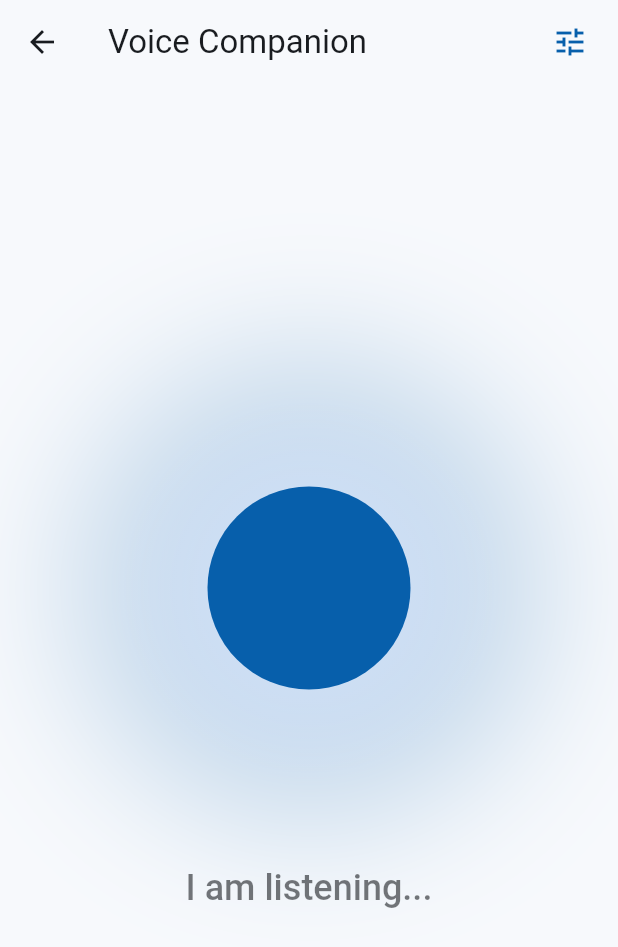
After one commit to ZayyadMusa/SoulmateAI, a Flutter app: the ActiveSessionScreen screen opened directly, after a tap on the "mic none" icon, on a phone screen of 412 x 824 dp. The commit adds this screen. Shown: the top 947 px of the screen. Run offline on Flutter 3.47's test engine with Material 3 defaults, Android fonts, the phone set to English and light mode, and no system bars; our stand-ins replace flutter_hooks, google_fonts, hive, hive_flutter, hooks_riverpod, riverpod_annotation; accounts and stored records are empty; generated files the repository leaves out were written again.

Commit message:
feat(voice_mode): add UI screens and navigation

```diff
--- /dev/null
+++ b/app/lib/features/voice_mode/presentation/screens/active_session_screen.dart
@@ -0,0 +1,80 @@
+import 'package:flutter/material.dart';
+import 'package:hooks_riverpod/hooks_riverpod.dart';
+import '../controllers/voice_session_controller.dart';
+import '../widgets/pulsing_avatar.dart';
+import 'voice_settings_screen.dart';
+
+class ActiveSessionScreen extends HookConsumerWidget {
+  const ActiveSessionScreen({super.key});
+
+  @override
+  Widget build(BuildContext context, WidgetRef ref) {
+    final sessionState = ref.watch(voiceSessionControllerProvider);
+    final theme = Theme.of(context);
+
+    String statusText;
+    switch (sessionState) {
+      case SessionState.idle:
+        statusText = 'Tap to talk';
+        break;
+      case SessionState.listening:
+        statusText = 'I am listening...';
+        break;
+      case SessionState.processing:
+        statusText = 'Thinking...';
+        break;
+      case SessionState.speaking:
+        statusText = 'Aura is speaking...';
+        break;
+    }
+
+    return Scaffold(
+      appBar: AppBar(
+        title: const Text('Voice Companion'),
+        backgroundColor: Colors.transparent,
+        elevation: 0,
+        centerTitle: false,
+        actions: [
+          IconButton(
+            icon: Icon(Icons.tune, color: theme.colorScheme.primary),
+            onPressed: () {
+              Navigator.of(context).push(
+                MaterialPageRoute(builder: (_) => const VoiceSettingsScreen()),
+              );
+            },
+          ),
+          const SizedBox(width: 8),
+        ],
+      ),
+      body: Center(
+        child: Column(
+          mainAxisAlignment: MainAxisAlignment.center,
+          children: [
+            GestureDetector(
+              onTap: () {
+                if (sessionState == SessionState.idle) {
+                  ref.read(voiceSessionControllerProvider.notifier).startListening();
+                } else {
+                  ref.read(voiceSessionControllerProvider.notifier).stop();
+                }
+              },
+              child: PulsingAvatar(sessionState: sessionState),
+            ),
+            const SizedBox(height: 64),
+            AnimatedSwitcher(
+              duration: const Duration(milliseconds: 300),
+              child: Text(
+                statusText,
+                key: ValueKey(statusText),
+                style: theme.textTheme.headlineSmall?.copyWith(
+                  color: theme.colorScheme.onSurface.withOpacity(0.6),
+                  fontWeight: FontWeight.w500,
+                ),
+              ),
+            ),
+          ],
+        ),
+      ),
+    );
+  }
+}
--- a/app/lib/main.dart
+++ b/app/lib/main.dart
@@ -5,6 +5,7 @@ import 'core/theme/app_theme.dart';
 import 'core/local_storage/local_storage_service.dart';
 import 'features/daily_reflection/presentation/screens/daily_reflection_screen.dart';
 import 'features/memory_jar/presentation/screens/memory_jar_screen.dart';
+import 'features/voice_mode/presentation/screens/active_session_screen.dart';
 
 void main() async {
   WidgetsFlutterBinding.ensureInitialized();
@@ -27,6 +28,7 @@ class HolisticLifeCompanionApp extends HookWidget {
     final screens = [
       const DailyReflectionScreen(),
       const MemoryJarScreen(),
+      const ActiveSessionScreen(),
     ];
 
     return MaterialApp(
@@ -40,6 +42,7 @@ class HolisticLifeCompanionApp extends HookWidget {
           destinations: const [
             NavigationDestination(icon: Icon(Icons.wb_sunny_outlined), label: 'Reflection'),
             NavigationDestination(icon: Icon(Icons.inventory_2_outlined), label: 'Memory Jar'),
+            NavigationDestination(icon: Icon(Icons.record_voice_over_outlined), label: 'Voice'),
           ],
         ),
       ),
```
Also changed, not shown: app/lib/features/voice_mode/presentation/screens/voice_settings_screen.dart (added, +48 -0 lines).
